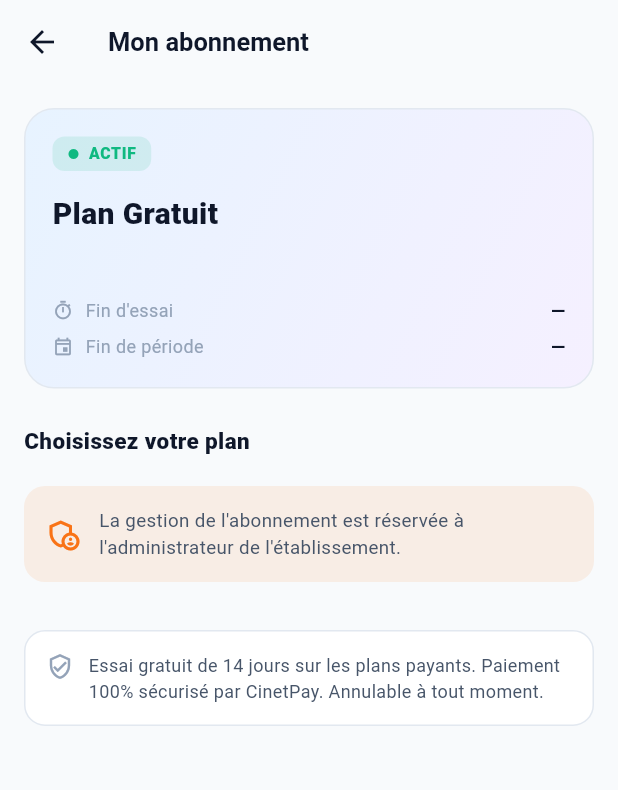
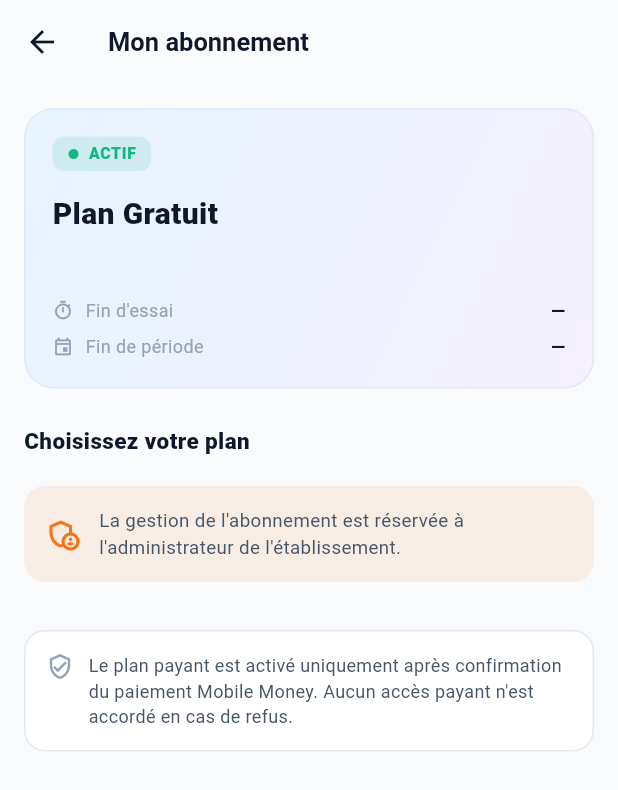
Before and after one commit to developper237/Edunotify-mobile, a Flutter app: the SubscriptionScreen screen opened directly, on a phone screen of 412 x 824 dp. Shown: the top 790 px of the screen. Run offline on Flutter 3.47's test engine with Material 3 defaults, Android fonts, the phone set to English and light mode, and no system bars; our stand-ins replace csv, device_info_plus, dio, file_picker, firebase_core, firebase_messaging and 10 more; missing offline and left inert: mobile_scanner; accounts and stored records are empty; network calls fail.

Commit message:
fix(billing): textes Flutter conformes au nouveau flux paiement
- Supprimer mention essai gratuit avant confirmation Fapshi
- Afficher "aucun accès payant" si pas de transaction
- Messages d'erreur plus clairs pour l'utilisateur

🤖 Generated with Codebuff
Co-Authored-By: Codebuff <noreply@codebuff.com>

```diff
--- a/lib/features/billing/subscription_screen.dart
+++ b/lib/features/billing/subscription_screen.dart
@@ -163,13 +163,12 @@ class _SubscriptionBodyState extends ConsumerState<SubscriptionBody> {
         // 3. Afficher le dialogue de polling
         _afficherPollingPaiement(transId);
       } else {
-        // Le Direct Pay n'a pas retourné de transId
+        // Sans transaction Fapshi, aucun paiement ni accès payant n'est confirmé.
         await notifier.charger();
         if (!mounted) return;
         ScaffoldMessenger.of(context).showSnackBar(
           const SnackBar(
-              content:
-                  Text('Essai gratuit activé ! Validez le paiement plus tard.')),
+              content: Text('Le paiement n\'a pas pu être lancé. Aucun accès payant n\'a été activé.')),
         );
       }
     } on ApiException catch (e) {
@@ -457,8 +456,8 @@ class _SubscriptionBodyState extends ConsumerState<SubscriptionBody> {
                 const SizedBox(width: 10),
                 Expanded(
                   child: Text(
-                    'Essai gratuit de 14 jours sur les plans payants. Paiement 100% sécurisé par CinetPay. '
-                    'Annulable à tout moment.',
+                    'Le plan payant est activé uniquement après confirmation du paiement Mobile Money. '
+                    'Aucun accès payant n\'est accordé en cas de refus.',
                     style: TextStyle(
                         fontSize: 12,
                         color: context.textSecondary,
```
